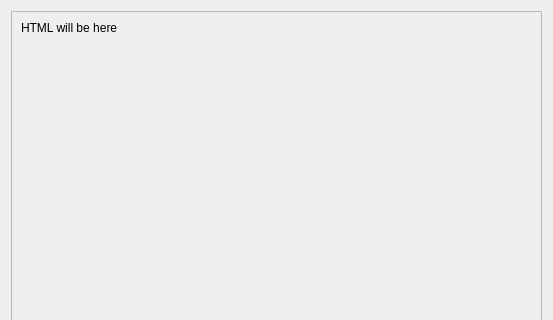
Before: the Qt Designer form src/gui/TutorialDialog.ui in fwbuilder/fwbuilder, drawn with Qt 5; both pictures show x 0 to 553 and y 0 to 320 of the 553 by 632 pixel window.
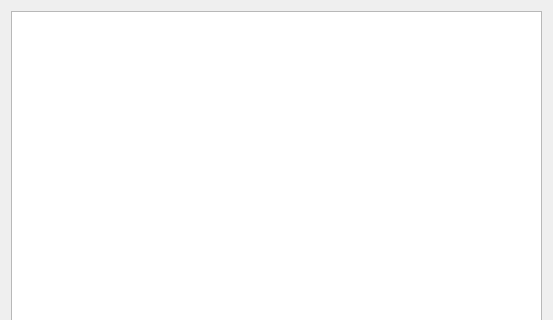
After: the same form once the commit is applied.

Commit message: using CSS stylesheets to format tutorials

```diff
--- a/src/gui/TutorialDialog.ui
+++ b/src/gui/TutorialDialog.ui
@@ -14,59 +14,6 @@
    <string>Tutorial</string>
   </property>
   <layout class="QGridLayout" name="gridLayout">
-   <item row="0" column="0">
-    <widget class="QScrollArea" name="scrollArea">
-     <property name="horizontalScrollBarPolicy">
-      <enum>Qt::ScrollBarAlwaysOff</enum>
-     </property>
-     <property name="widgetResizable">
-      <bool>true</bool>
-     </property>
-     <property name="alignment">
-      <set>Qt::AlignLeading|Qt::AlignLeft|Qt::AlignTop</set>
-     </property>
-     <widget class="QWidget" name="scrollAreaWidgetContents">
-      <property name="geometry">
-       <rect>
-        <x>0</x>
-        <y>0</y>
-        <width>136</width>
-        <height>562</height>
-       </rect>
-      </property>
-      <property name="sizePolicy">
-       <sizepolicy hsizetype="Maximum" vsizetype="Preferred">
-        <horstretch>0</horstretch>
-        <verstretch>0</verstretch>
-       </sizepolicy>
-      </property>
-      <property name="minimumSize">
-       <size>
-        <width>100</width>
-        <height>0</height>
-       </size>
-      </property>
-      <layout class="QGridLayout" name="gridLayout_2">
-       <item row="0" column="0">
-        <widget class="QLabel" name="content">
-         <property name="text">
-          <string>HTML will be here</string>
-         </property>
-         <property name="alignment">
-          <set>Qt::AlignLeading|Qt::AlignLeft|Qt::AlignTop</set>
-         </property>
-         <property name="wordWrap">
-          <bool>true</bool>
-         </property>
-         <property name="openExternalLinks">
-          <bool>true</bool>
-         </property>
-        </widget>
-       </item>
-      </layout>
-     </widget>
-    </widget>
-   </item>
    <item row="1" column="0">
     <layout class="QHBoxLayout" name="horizontalLayout">
      <property name="sizeConstraint">
@@ -169,6 +116,16 @@
      </item>
     </layout>
    </item>
+   <item row="0" column="0">
+    <widget class="QTextEdit" name="contents">
+     <property name="horizontalScrollBarPolicy">
+      <enum>Qt::ScrollBarAlwaysOff</enum>
+     </property>
+     <property name="textInteractionFlags">
+      <set>Qt::TextSelectableByMouse</set>
+     </property>
+    </widget>
+   </item>
   </layout>
  </widget>
  <resources/>
```
The commit also changes 23 other files.
